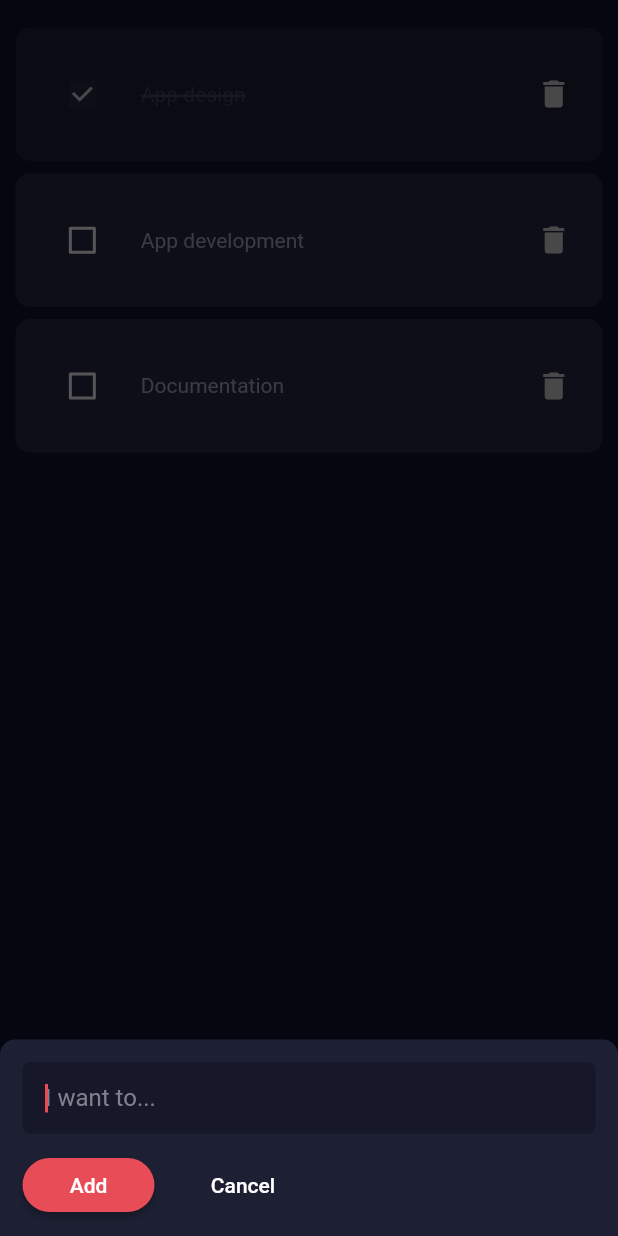
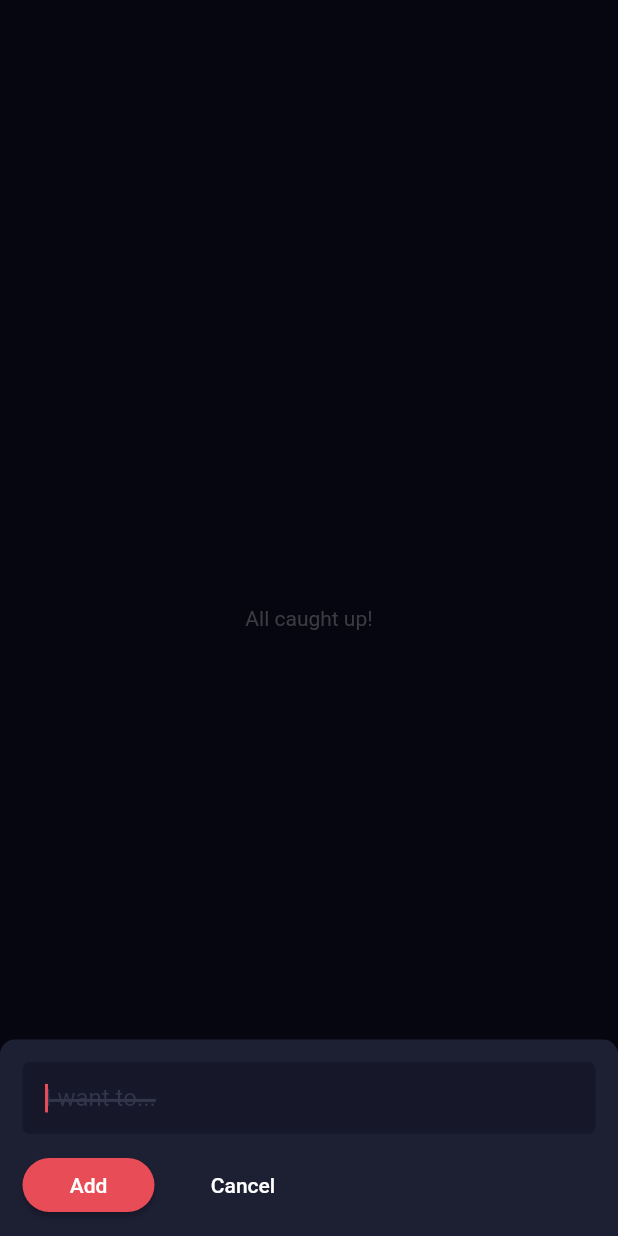
Before and after one commit to FaiyazMujawar/Flutter-Project, a Flutter app: the screen it shows after launch, after a tap on the "add" icon, on a phone screen of 412 x 824 dp. Run offline on Flutter 3.47's test engine with Material 2 defaults, Android fonts, the phone set to English and light mode, and no system bars; our stand-ins replace sqflite; accounts and stored records are empty.

```diff
--- a/lib/classes/Todo.dart
+++ b/lib/classes/Todo.dart
@@ -1,17 +1,31 @@
-import 'package:flutter/material.dart';
+class Todo {
+  int id;
+  final String todoText;
+  final int isCompleted;
 
-class Todo {
-  Key key;
-  String todoText;
-  bool isCompleted;
+  Todo({this.id, this.todoText, this.isCompleted});
 
-  Todo({this.key, this.todoText, this.isCompleted});
+  void setID(int id) {
+    this.id = id;
+  }
+
+  int getTodoId() {
+    return this.id;
+  }
 
   String getTodoText() {
     return this.todoText;
   }
 
-  bool getIsCompleted() {
+  int getIsCompleted() {
     return this.isCompleted;
   }
+
+  Map<String, dynamic> toMap() {
+    return {
+      'id': id,
+      'todoText': todoText,
+      'isCompleted': isCompleted,
+    };
+  }
 }
--- a/lib/classes/TodoModel.dart
+++ b/lib/classes/TodoModel.dart
@@ -2,30 +2,16 @@ import 'package:flutter/material.dart';
 import 'package:todos/classes/Todo.dart';
 
 class TodoModel extends ChangeNotifier {
-  final List<Todo> _todos = [
-    Todo(
-      todoText: "App design",
-      isCompleted: true,
-    ),
-    Todo(
-      todoText: "App development",
-      isCompleted: false,
-    ),
-    Todo(
-      todoText: "Documentation",
-      isCompleted: false,
-    ),
-  ];
+  List<Todo> _todos = [];
+
+  TodoModel();
 
   int get length => _todos.length;
 
   Todo at(int index) => _todos[index];
 
-  void addTodo(String todoText) {
-    _todos.add(Todo(
-      todoText: todoText,
-      isCompleted: false,
-    ));
+  void addTodo(Todo todo) {
+    _todos.add(todo);
   }
 
   void removeTodo(int index) {
--- a/lib/components/Card.dart
+++ b/lib/components/Card.dart
@@ -28,7 +28,7 @@ class _TodoCardState extends State<TodoCard> {
     cardStyle = isCompleted ? kInactiveCardStyle : kActiveCardStyle;
     checkboxColor = isCompleted ? Color(0xff1D1F33) : Colors.transparent;
     checkColor = isCompleted ? Colors.grey : Colors.transparent;
-    textStyle = isCompleted ? kActiveTextStyle : kInactiveTextStyle;
+    textStyle = isCompleted ? kInactiveTextStyle : kActiveTextStyle;
     super.initState();
   }
 
@@ -54,7 +54,7 @@ class _TodoCardState extends State<TodoCard> {
                       isCompleted ? Color(0xff1D1F33) : Colors.transparent;
                   checkColor = isCompleted ? Colors.grey : Colors.transparent;
                   textStyle =
-                      isCompleted ? kActiveTextStyle : kInactiveTextStyle;
+                      isCompleted ? kInactiveTextStyle : kActiveTextStyle;
                 });
               },
               activeColor: checkboxColor,
--- a/lib/components/FloatingActionButton.dart
+++ b/lib/components/FloatingActionButton.dart
@@ -1,6 +1,8 @@
 import 'package:flutter/material.dart';
 import 'package:provider/provider.dart';
+import 'package:todos/classes/Todo.dart';
 import 'package:todos/classes/TodoModel.dart';
+import 'package:todos/services/TodoService.dart';
 
 import '../themes.dart';
 
@@ -11,6 +13,14 @@ class MyFloatingActionButton extends StatefulWidget {
 
 class _MyFloatingActionButtonState extends State<MyFloatingActionButton> {
   String todoText = "";
+  TodoDB todoDB;
+  @override
+  void initState() {
+    todoDB = TodoDB();
+    todoDB.setDatabase();
+    super.initState();
+  }
+
   @override
   Widget build(BuildContext context) {
     return Consumer<TodoModel>(
@@ -42,6 +52,7 @@ class _MyFloatingActionButtonState extends State<MyFloatingActionButton> {
                             });
                           },
                           cursorColor: kSecondaryColor,
+                          keyboardType: TextInputType.multiline,
                           decoration: InputDecoration(
                             hintText: "I want to...",
                             hintStyle: kInactiveTextStyle,
@@ -65,8 +76,16 @@ class _MyFloatingActionButtonState extends State<MyFloatingActionButton> {
                                   borderRadius:
                                       BorderRadius.all(Radius.circular(100))),
                               onPressed: () {
+                                Todo todo =
+                                    Todo(todoText: todoText, isCompleted: 0);
                                 Navigator.pop(context);
-                                todos.addTodo(todoText);
+                                todoDB.insertTodo(todo).then(
+                                  (id) {
+                                    print(todo.todoText);
+                                    todo.setID(id);
+                                    todos.addTodo(todo);
+                                  },
+                                );
                                 todoText = "";
                               },
                               child: Center(
--- a/lib/screens/HomeScreen.dart
+++ b/lib/screens/HomeScreen.dart
@@ -4,6 +4,9 @@ import 'package:todos/classes/TodoModel.dart';
 import 'package:todos/components/Card.dart';
 import 'package:todos/classes/Todo.dart';
 import 'package:todos/components/FloatingActionButton.dart';
+import 'package:todos/services/TodoService.dart';
+
+import '../themes.dart';
 
 class HomeScreen extends StatefulWidget {
   @override
@@ -11,26 +14,56 @@ class HomeScreen extends StatefulWidget {
 }
 
 class _HomeScreenState extends State<HomeScreen> {
+  Widget _home = Center(
+    child: CircularProgressIndicator(
+      backgroundColor: kSecondaryColor,
+    ),
+  );
+  TodoDB todoDB = TodoDB();
+  bool isStart;
+  @override
+  void initState() {
+    isStart = true;
+    super.initState();
+  }
+
   @override
   Widget build(BuildContext context) {
     return Consumer<TodoModel>(
       builder: (context, todos, child) {
+        if (isStart) {
+          _setTodos(todos);
+          return _home;
+        }
+        return _getListWidget(todos);
+      },
+    );
+  }
+
+  Widget _getListWidget(TodoModel todos) {
     return Scaffold(
       body: SafeArea(
         child: Padding(
-              padding:
-                  EdgeInsets.all(MediaQuery.of(context).size.width * 0.025),
+          padding: EdgeInsets.all(MediaQuery.of(context).size.width * 0.025),
           child: Container(
-                child: ListView.builder(
+            child: todos.length == 0
+                ? Center(
+                    child: Text(
+                      "All caught up!",
+                      style: kActiveTextStyle,
+                    ),
+                  )
+                : ListView.builder(
                     itemCount: todos.length,
                     itemBuilder: (context, index) {
+                      print("object");
                       Todo todo = todos.at(index);
                       return TodoCard(
                         key: ObjectKey(todo),
                         todoText: todo.getTodoText(),
-                      isCompleted: todo.getIsCompleted(),
+                        isCompleted: todo.getIsCompleted() == 1,
                         action: () {
-                        print(index);
+                          todoDB.deleteTodo(todo.getTodoId());
                           setState(() {
                             todos.removeTodo(index);
                           });
@@ -43,7 +76,17 @@ class _HomeScreenState extends State<HomeScreen> {
       ),
       floatingActionButton: MyFloatingActionButton(),
     );
-      },
-    );
+  }
+
+  Future<void> _setTodos(TodoModel todos) async {
+    await todoDB.setDatabase();
+    List<Todo> todoList = await todoDB.getTodos();
+    for (var todo in todoList) {
+      todos.addTodo(todo);
+    }
+    isStart = false;
+    setState(() {
+      _home = _getListWidget(todos);
+    });
   }
 }
--- /dev/null
+++ b/lib/services/TodoService.dart
@@ -0,0 +1,51 @@
+import 'package:path/path.dart';
+import 'package:sqflite/sqflite.dart';
+import 'package:todos/classes/Todo.dart';
+
+class TodoDB {
+  Future<Database> _database;
+
+  TodoDB();
+
+  Future<int> insertTodo(Todo todo) async {
+    final Database db = await _database;
+    return await db.insert(
+      'todos',
+      todo.toMap(),
+      conflictAlgorithm: ConflictAlgorithm.replace,
+    );
+  }
+
+  Future<List<Todo>> getTodos() async {
+    final Database db = await _database;
+    final List<Map<String, dynamic>> maps = await db.query('todos');
+    return List.generate(maps.length, (i) {
+      return Todo(
+        id: maps[i]['id'],
+        todoText: maps[i]['todoText'],
+        isCompleted: maps[i]['isCompleted'],
+      );
+    });
+  }
+
+  Future<void> setDatabase() async {
+    _database = openDatabase(
+      join(await getDatabasesPath(), "todos.db"),
+      onCreate: (db, version) {
+        db.execute(
+          "CREATE TABLE todos(id INTEGER PRIMARY KEY AUTOINCREMENT, todoText TEXT, isCompleted INTEGER)",
+        );
+      },
+      version: 1,
+    );
+  }
+
+  Future<void> deleteTodo(int id) async {
+    final db = await _database;
+    await db.delete(
+      'todos',
+      where: "id = ?",
+      whereArgs: [id],
+    );
+  }
+}
--- a/lib/themes.dart
+++ b/lib/themes.dart
@@ -16,11 +16,11 @@ const kInactiveCardStyle = BoxDecoration(
   borderRadius: BorderRadius.all(Radius.circular(10)),
 );
 
-const kInactiveTextStyle = TextStyle(
+const kActiveTextStyle = TextStyle(
   color: kTextColor,
 );
 
-const kActiveTextStyle = TextStyle(
+const kInactiveTextStyle = TextStyle(
   decoration: TextDecoration.lineThrough,
   decorationThickness: 2.5,
   color: Color(0xff33354b),
--- a/pubspec.yaml
+++ b/pubspec.yaml
@@ -24,6 +24,8 @@ dependencies:
   flutter:
     sdk: flutter
   provider: ^4.3.1
+  sqflite: ^1.3.1
+  path: ^1.6.4
 
 
   # The following adds the Cupertino Icons font to your application.
```
Also changed, not shown: pubspec.lock. Lines whose indentation alone changed are shown as unchanged.
